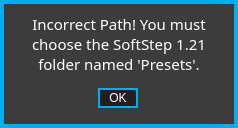
This is standalone/advanced/forms/importOldNotFoundFormWin.ui in Muse-Kinetics/softstep_editor as Qt 5 draws it before an edit. The edited form follows.
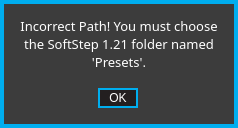
This is the edited form.

The edit to the form file:
```diff
--- a/standalone/advanced/forms/importOldNotFoundFormWin.ui
+++ b/standalone/advanced/forms/importOldNotFoundFormWin.ui
@@ -36,7 +36,7 @@
 {
 	background:		rgba(0,0,0,0);
 	color: 				white;
-	font: 				11pt &quot;Futura&quot;;
+	font: 				10pt &quot;Futura-Normal&quot;;
 	border:				none;
 }
 
@@ -45,73 +45,11 @@
 	border:				none;
 }
 
-/* ---------- QSpinBox ------------*/
-QSpinBox
-{
-	font: 10pt &quot;Futura&quot;;
-	border: 2px solid rgb(0,174,239);
-	background-color: rgba(0, 0, 0, 255);
-	color: white;
-	padding:0, 3, 0, 0;
-}
-
-QSpinBox::focus
-{
-	border: none;
-	outline: none;
-}
-
-/* ---------- QLineEdit ------------*/
-QLineEdit
-{
-	font: 10pt &quot;Futura&quot;;
-	background: rgba(0,174,239,0);
-	border: 2px solid rgba(0,174,239,255);
-	border-radius: 0px;
-	color: white;
-	padding-left: 2px;
-	padding-bottom: 2px;
-}
-
-QLineEdit:focus
-{
-	font: 10pt &quot;Futura&quot;;
-	background: rgba(0,174,239,0);
-	border: 2px solid white;
-	border-radius: 0px;
-	color: white;
-	padding-left: 2px;
-	padding-bottom: 2px;
-}
-
-/* ---------- QCheckBox ------------*/
-QCheckBox
-{
-	font: 10pt &quot;Futura&quot;;
-	background:rgba(0,174,239,0);
-	color: white;
-	padding:0, 3, 0, 0;
-	border: none;
-}
-
-QCheckBox:focus
-{
-	background:rgba(0,174,239,0);
-}
-
-
-/* ------- QStackedWidget ---------*/
-QStackedWidget
-{
-border-top: 1px solid white;
-background: black;
-}
-
 /*---------- QPushButton ---------*/
 QPushButton
 {
 	border: 2px solid rgba(0,174,239,255);
-	font: 10pt &quot;Futura&quot;;
+	font: 10pt &quot;Futura-Normal&quot;;
 	color: white;
 }
 
@@ -122,21 +60,6 @@
 	background: rgba(0,174,239,255);
 	color: white;
 }
-
-/*---------- QProgress Bar ---------*/
-QProgressBar 
-{
-border: 2px solid rgb(60, 60, 60);
-padding: 0px;
-background: white;
- }
-
-QProgressBar::chunk
-{
-background-color: rgba(0,174,239,255);
-border-radius: 1px;
-}
-
 </string>
   </property>
   <widget class="QFrame" name="warningFrame">
@@ -197,8 +120,8 @@
      </property>
      <property name="font">
       <font>
-       <family>Futura</family>
-       <pointsize>11</pointsize>
+       <family>Futura-Normal</family>
+       <pointsize>10</pointsize>
        <weight>50</weight>
        <italic>false</italic>
        <bold>false</bold>
```
Left out of the diff: 2 changed lines with no effect on the pictures.
